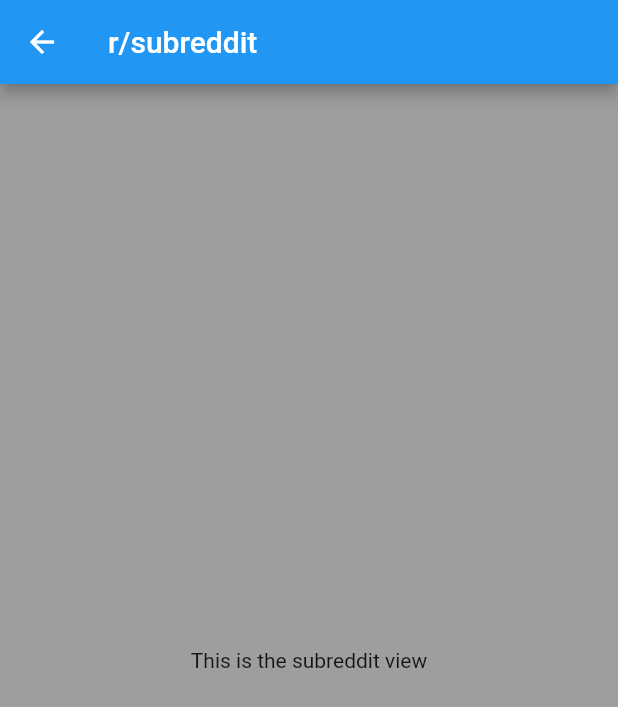
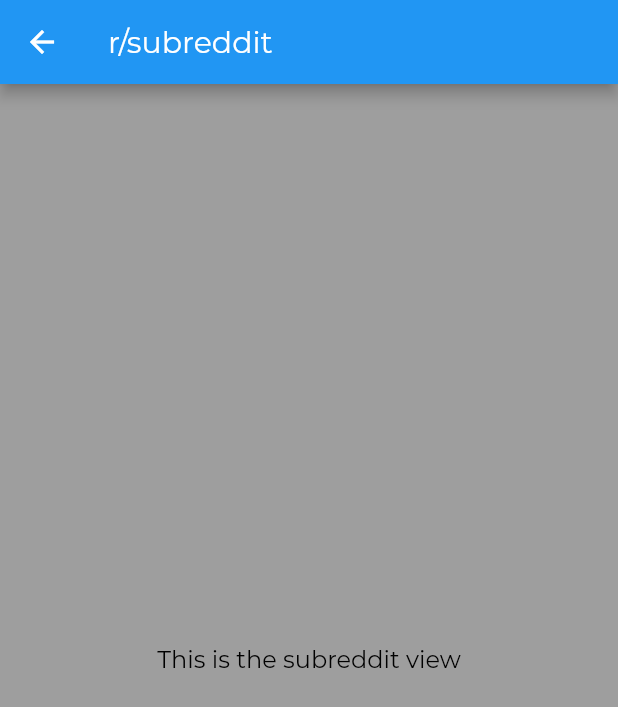
Before and after one commit to KaguneAstra/Yomu, a Flutter app: the screen it shows after launch, after a tap on "Goto subreddit view page", on a phone screen of 412 x 824 dp. Shown: the top 707 px of the screen. Run offline on Flutter 3.47's test engine with Material 2 defaults, Android fonts, the phone set to English and light mode, and no system bars.

Commit message:
started font themeing

```diff
--- a/lib/main.dart
+++ b/lib/main.dart
@@ -1,5 +1,6 @@
 import 'package:flutter/material.dart';
 import 'package:yomu_for_reddit/screens/main_screen/main_screen.dart';
+import 'package:yomu_for_reddit/style.dart';
 
 void main() {
   runApp(MyApp());
@@ -12,6 +13,18 @@ class MyApp extends StatelessWidget {
     return MaterialApp(
       title: 'Yomu for Reddit',
       theme: ThemeData(
+        // The text theme data should automatically be applied to most text
+        // Make new text themes in style.dart
+        // How to use the text theme (manually):
+        // Text("This uses the theme!", style: Theme.of(context).textTheme.bodyText2),
+        // Text("This uses the theme!", style: Theme.of(context).textTheme.headline6),
+        appBarTheme: AppBarTheme(
+          textTheme: TextTheme(headline6: AppBarTextTheme),
+        ),
+        textTheme: TextTheme(
+          headline6: TitleTextTheme,
+          bodyText2: BodyTextTheme,
+        ),
         primarySwatch: Colors.blue,
         // This makes the visual density adapt to the platform that you run
         // the app on. For desktop platforms, the controls will be smaller and
--- /dev/null
+++ b/lib/style.dart
@@ -0,0 +1,28 @@
+import 'package:flutter/material.dart';
+
+const LargeTextSize = 26.0;
+const MediumTextSize = 20.0;
+const SmallTextSize = 16.0;
+
+const String FontNameDefault = 'Montserrat';
+
+const AppBarTextTheme = TextStyle(
+  fontFamily: FontNameDefault,
+  fontWeight: FontWeight.w300,
+  fontSize: MediumTextSize,
+  color: Colors.white,
+);
+
+const TitleTextTheme = TextStyle(
+  fontFamily: FontNameDefault,
+  fontWeight: FontWeight.w300,
+  fontSize: LargeTextSize,
+  color: Colors.black,
+);
+
+const BodyTextTheme = TextStyle(
+  fontFamily: FontNameDefault,
+  fontWeight: FontWeight.w300,
+  fontSize: SmallTextSize,
+  color: Colors.black,
+);
```
Also changed, not shown: pubspec.yaml (+13 -16 lines), assets/fonts/Montserrat-Bold.ttf (added), assets/fonts/Montserrat-BoldItalic.ttf (added), assets/fonts/Montserrat-Italic.ttf (added), assets/fonts/Montserrat-Regular.ttf (added).
